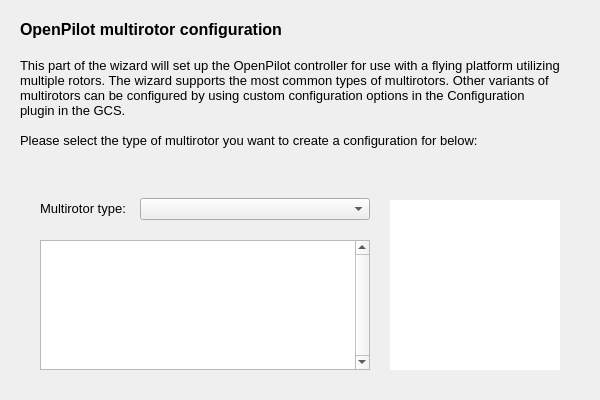
Before: the Qt Designer form ground/openpilotgcs/src/plugins/setupwizard/pages/multipage.ui in openpilot/OpenPilot, drawn with Qt 5.
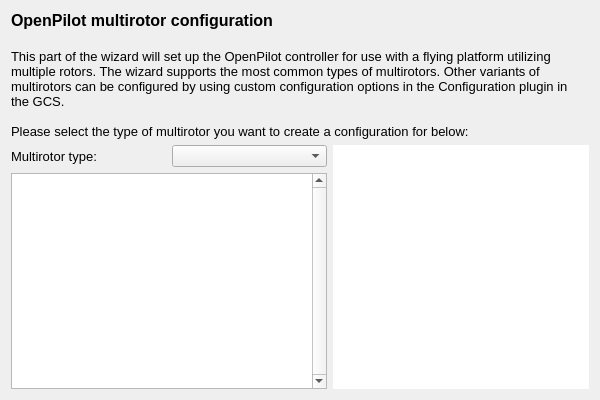
After: the same form once the commit is applied.

Commit message: GCS-Added layouts to new wiz

```diff
--- a/ground/openpilotgcs/src/plugins/setupwizard/pages/multipage.ui
+++ b/ground/openpilotgcs/src/plugins/setupwizard/pages/multipage.ui
@@ -13,15 +13,9 @@
   <property name="windowTitle">
    <string>WizardPage</string>
   </property>
+  <layout class="QVBoxLayout" name="verticalLayout">
+   <item>
   <widget class="QLabel" name="label">
-   <property name="geometry">
-    <rect>
-     <x>20</x>
-     <y>20</y>
-     <width>541</width>
-     <height>151</height>
-    </rect>
-   </property>
    <property name="text">
     <string>&lt;!DOCTYPE HTML PUBLIC &quot;-//W3C//DTD HTML 4.0//EN&quot; &quot;http://www.w3.org/TR/REC-html40/strict.dtd&quot;&gt;
 &lt;html&gt;&lt;head&gt;&lt;meta name=&quot;qrichtext&quot; content=&quot;1&quot; /&gt;&lt;style type=&quot;text/css&quot;&gt;
@@ -40,23 +34,63 @@
     <bool>true</bool>
    </property>
   </widget>
+   </item>
+   <item>
+    <layout class="QHBoxLayout" name="horizontalLayout">
+     <item>
+      <layout class="QVBoxLayout" name="verticalLayout_2">
+       <item>
+        <layout class="QHBoxLayout" name="horizontalLayout_2">
+         <item>
+          <widget class="QLabel" name="label_2">
+           <property name="font">
+            <font>
+             <pointsize>10</pointsize>
+             <weight>50</weight>
+             <bold>false</bold>
+            </font>
+           </property>
+           <property name="text">
+            <string>Multirotor type:</string>
+           </property>
+          </widget>
+         </item>
+         <item>
+          <widget class="QComboBox" name="typeCombo"/>
+         </item>
+        </layout>
+       </item>
+       <item>
+        <widget class="QTextEdit" name="typeDescription">
+         <property name="verticalScrollBarPolicy">
+          <enum>Qt::ScrollBarAlwaysOn</enum>
+         </property>
+         <property name="horizontalScrollBarPolicy">
+          <enum>Qt::ScrollBarAlwaysOff</enum>
+         </property>
+         <property name="textInteractionFlags">
+          <set>Qt::TextSelectableByKeyboard|Qt::TextSelectableByMouse</set>
+         </property>
+        </widget>
+       </item>
+      </layout>
+     </item>
+     <item>
   <widget class="QGraphicsView" name="typeGraphicsView">
-   <property name="geometry">
-    <rect>
-     <x>390</x>
-     <y>200</y>
-     <width>170</width>
-     <height>170</height>
-    </rect>
-   </property>
    <property name="sizePolicy">
-    <sizepolicy hsizetype="Maximum" vsizetype="Maximum">
+        <sizepolicy hsizetype="Minimum" vsizetype="Minimum">
      <horstretch>0</horstretch>
      <verstretch>0</verstretch>
     </sizepolicy>
    </property>
+       <property name="minimumSize">
+        <size>
+         <width>200</width>
+         <height>200</height>
+        </size>
+       </property>
    <property name="autoFillBackground">
-    <bool>false</bool>
+        <bool>true</bool>
    </property>
    <property name="frameShape">
     <enum>QFrame::NoFrame</enum>
@@ -95,55 +129,10 @@
     <bool>false</bool>
    </property>
   </widget>
-  <widget class="QLabel" name="label_2">
-   <property name="geometry">
-    <rect>
-     <x>40</x>
-     <y>200</y>
-     <width>90</width>
-     <height>16</height>
-    </rect>
-   </property>
-   <property name="font">
-    <font>
-     <pointsize>10</pointsize>
-     <weight>50</weight>
-     <bold>false</bold>
-    </font>
-   </property>
-   <property name="text">
-    <string>Multirotor type:</string>
-   </property>
-  </widget>
-  <widget class="QComboBox" name="typeCombo">
-   <property name="geometry">
-    <rect>
-     <x>140</x>
-     <y>198</y>
-     <width>230</width>
-     <height>22</height>
-    </rect>
-   </property>
-  </widget>
-  <widget class="QTextEdit" name="typeDescription">
-   <property name="geometry">
-    <rect>
-     <x>40</x>
-     <y>240</y>
-     <width>330</width>
-     <height>130</height>
-    </rect>
-   </property>
-   <property name="verticalScrollBarPolicy">
-    <enum>Qt::ScrollBarAlwaysOn</enum>
-   </property>
-   <property name="horizontalScrollBarPolicy">
-    <enum>Qt::ScrollBarAlwaysOff</enum>
-   </property>
-   <property name="textInteractionFlags">
-    <set>Qt::TextSelectableByKeyboard|Qt::TextSelectableByMouse</set>
-   </property>
-  </widget>
+     </item>
+    </layout>
+   </item>
+  </layout>
  </widget>
  <resources/>
  <connections/>
```
Lines whose indentation alone changed are shown as unchanged. The commit also changes 14 other files.
